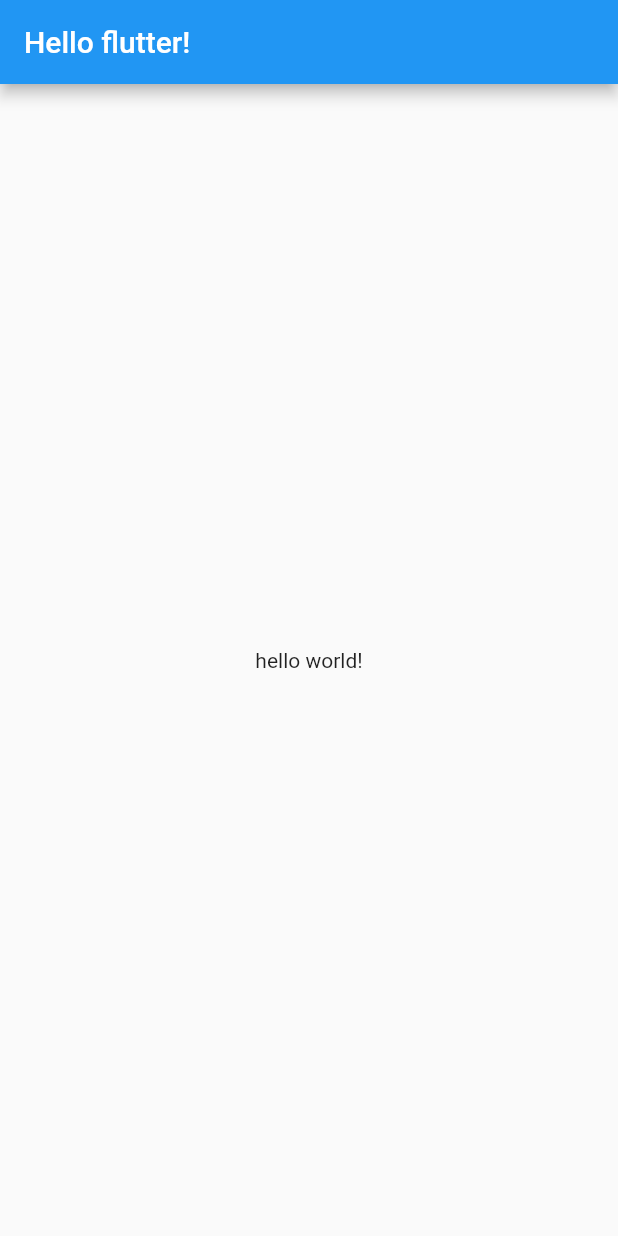
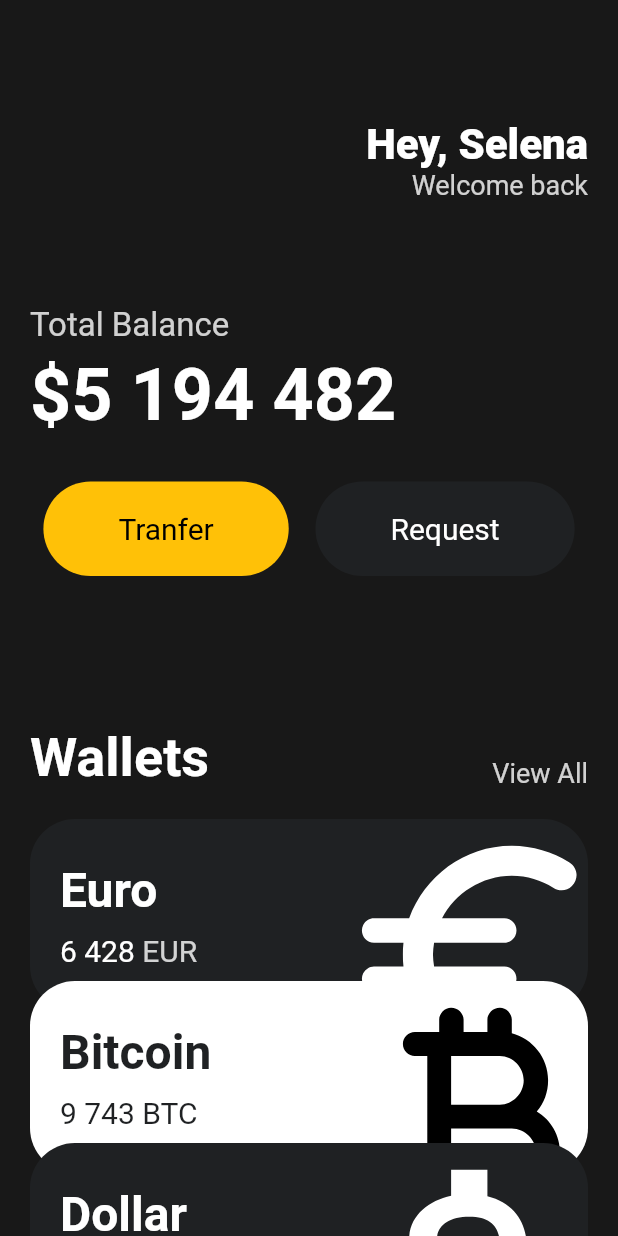
Before and after one commit to kimbugs/test-flutter, a Flutter app: the screen it shows after launch, on a phone screen of 412 x 824 dp. Run offline on Flutter 3.47's test engine with Material 2 defaults, Android fonts, the phone set to English and light mode, and no system bars.

Commit message:
first flutter

```diff
--- a/lib/main.dart
+++ b/lib/main.dart
@@ -1,19 +1,147 @@
 import 'package:flutter/material.dart';
+import 'package:flutter_application_1/widgets/button.dart';
+import 'package:flutter_application_1/widgets/currency_card.dart';
+
+// class Player {
+//   String name;
+
+//   Player({required this.name});
+// }
 
 void main() {
-  runApp(App());
+  runApp(const App());
+  // var test = Player(name: "TEST");
 }
 
 class App extends StatelessWidget {
+  const App({super.key});
+
   @override
   Widget build(BuildContext context) {
     return MaterialApp(
       home: Scaffold(
-        appBar: AppBar(
-          title: Text('Hello flutter!'),
-        ),
-        body: Center(
-          child: Text('hello world!'),
+        backgroundColor: const Color(0xFF181818),
+        body: SingleChildScrollView(
+          child: Padding(
+            padding: const EdgeInsets.symmetric(
+              horizontal: 20,
+            ),
+            child: Column(
+              crossAxisAlignment: CrossAxisAlignment.start,
+              children: [
+                const SizedBox(
+                  height: 80,
+                ),
+                Row(
+                  mainAxisAlignment: MainAxisAlignment.end,
+                  children: [
+                    Column(
+                      crossAxisAlignment: CrossAxisAlignment.end,
+                      children: const [
+                        Text(
+                          'Hey, Selena',
+                          style: TextStyle(
+                            color: Colors.white,
+                            fontSize: 28,
+                            fontWeight: FontWeight.w800,
+                          ),
+                        ),
+                        Text(
+                          'Welcome back',
+                          style: TextStyle(
+                            color: Color.fromRGBO(255, 255, 255, 0.8),
+                            fontSize: 18,
+                          ),
+                        )
+                      ],
+                    )
+                  ],
+                ),
+                const SizedBox(
+                  height: 70,
+                ),
+                Text(
+                  'Total Balance',
+                  style: TextStyle(
+                      fontSize: 22, color: Colors.white.withOpacity(0.8)),
+                ),
+                const SizedBox(
+                  height: 5,
+                ),
+                const Text(
+                  '\$5 194 482',
+                  style: TextStyle(
+                      fontSize: 48,
+                      fontWeight: FontWeight.w600,
+                      color: Colors.white),
+                ),
+                const SizedBox(
+                  height: 30,
+                ),
+                Row(
+                  mainAxisAlignment: MainAxisAlignment.spaceAround,
+                  children: const [
+                    Button(
+                        text: 'Tranfer',
+                        bgColor: Colors.amber,
+                        textColor: Colors.black),
+                    Button(
+                        text: 'Request',
+                        bgColor: Color(0xFF1F2123),
+                        textColor: Colors.white),
+                  ],
+                ),
+                const SizedBox(
+                  height: 100,
+                ),
+                Row(
+                  mainAxisAlignment: MainAxisAlignment.spaceBetween,
+                  crossAxisAlignment: CrossAxisAlignment.end,
+                  children: [
+                    const Text(
+                      'Wallets',
+                      style: TextStyle(
+                          color: Colors.white,
+                          fontSize: 36,
+                          fontWeight: FontWeight.w600),
+                    ),
+                    Text(
+                      'View All',
+                      style: TextStyle(
+                          fontSize: 18, color: Colors.white.withOpacity(0.8)),
+                    ),
+                  ],
+                ),
+                const SizedBox(
+                  height: 20,
+                ),
+                const CurrencyCard(
+                  name: 'Euro',
+                  code: 'EUR',
+                  amount: '6 428',
+                  icon: Icons.euro_rounded,
+                  isInverted: false,
+                  orderOffset: 0,
+                ),
+                const CurrencyCard(
+                  name: 'Bitcoin',
+                  code: 'BTC',
+                  amount: '9 743',
+                  icon: Icons.currency_bitcoin_rounded,
+                  isInverted: true,
+                  orderOffset: 1,
+                ),
+                const CurrencyCard(
+                  name: 'Dollar',
+                  code: 'USD',
+                  amount: '428',
+                  icon: Icons.attach_money_outlined,
+                  isInverted: false,
+                  orderOffset: 2,
+                ),
+              ],
+            ),
+          ),
         ),
       ),
     );
--- /dev/null
+++ b/lib/widgets/button.dart
@@ -0,0 +1,32 @@
+import 'package:flutter/material.dart';
+
+class Button extends StatelessWidget {
+  final String text;
+  final Color bgColor;
+  final Color textColor;
+
+  const Button(
+      {super.key,
+      required this.text,
+      required this.bgColor,
+      required this.textColor});
+
+  @override
+  Widget build(BuildContext context) {
+    return Container(
+      decoration: BoxDecoration(
+        color: bgColor,
+        borderRadius: BorderRadius.circular(45),
+      ),
+      child: Padding(
+          padding: const EdgeInsets.symmetric(
+            vertical: 20,
+            horizontal: 50,
+          ),
+          child: Text(
+            text,
+            style: TextStyle(fontSize: 20, color: textColor),
+          )),
+    );
+  }
+}
--- /dev/null
+++ b/lib/widgets/currency_card.dart
@@ -0,0 +1,90 @@
+import 'package:flutter/material.dart';
+
+class CurrencyCard extends StatelessWidget {
+  final String name, code, amount;
+  final IconData icon;
+  final bool isInverted;
+  final double orderOffset;
+
+  final _blackColor = const Color(0xFF1F2123);
+
+  const CurrencyCard(
+      {super.key,
+      required this.name,
+      required this.code,
+      required this.amount,
+      required this.icon,
+      required this.isInverted,
+      required this.orderOffset});
+
+  @override
+  Widget build(BuildContext context) {
+    return Transform.translate(
+      offset: Offset(0, orderOffset * -20),
+      child: Container(
+        clipBehavior: Clip.hardEdge,
+        decoration: BoxDecoration(
+            color: isInverted ? Colors.white : _blackColor,
+            borderRadius: BorderRadius.circular(30)),
+        child: Padding(
+          padding: const EdgeInsets.all(20),
+          child: Row(
+            mainAxisAlignment: MainAxisAlignment.spaceBetween,
+            children: [
+              Column(
+                crossAxisAlignment: CrossAxisAlignment.start,
+                children: [
+                  Text(
+                    name,
+                    style: TextStyle(
+                      fontSize: 32,
+                      fontWeight: FontWeight.w600,
+                      color: isInverted ? _blackColor : Colors.white,
+                    ),
+                  ),
+                  const SizedBox(
+                    height: 10,
+                  ),
+                  Row(
+                    children: [
+                      Text(
+                        amount,
+                        style: TextStyle(
+                          color: isInverted ? _blackColor : Colors.white,
+                          fontSize: 20,
+                        ),
+                      ),
+                      const SizedBox(
+                        width: 5,
+                      ),
+                      Text(
+                        code,
+                        style: TextStyle(
+                          color: isInverted
+                              ? _blackColor
+                              : Colors.white.withOpacity(0.8),
+                          fontSize: 20,
+                        ),
+                      ),
+                    ],
+                  ),
+                ],
+              ),
+              Transform.scale(
+                scale: 2.2,
+                child: Transform.translate(
+                  offset: const Offset(-5, 12),
+                  child: Icon(
+                    icon,
+                    color: isInverted ? Colors.black : Colors.white,
+                    size: 88,
+                  ),
+                ),
+              ),
+            ],
+          ),
+        ),
+      ),
+    );
+  }
+}
```
